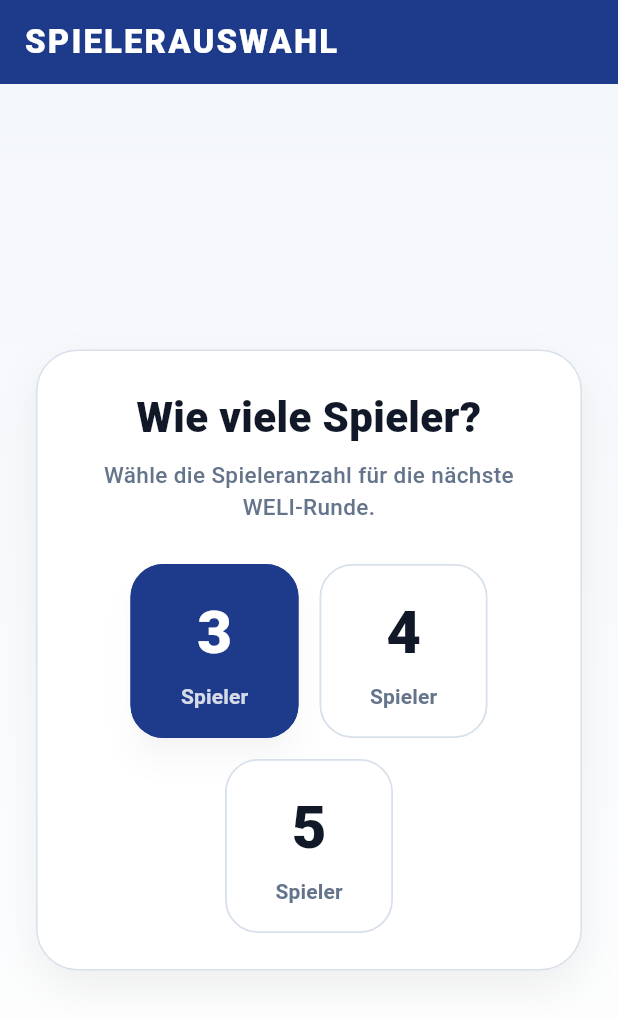
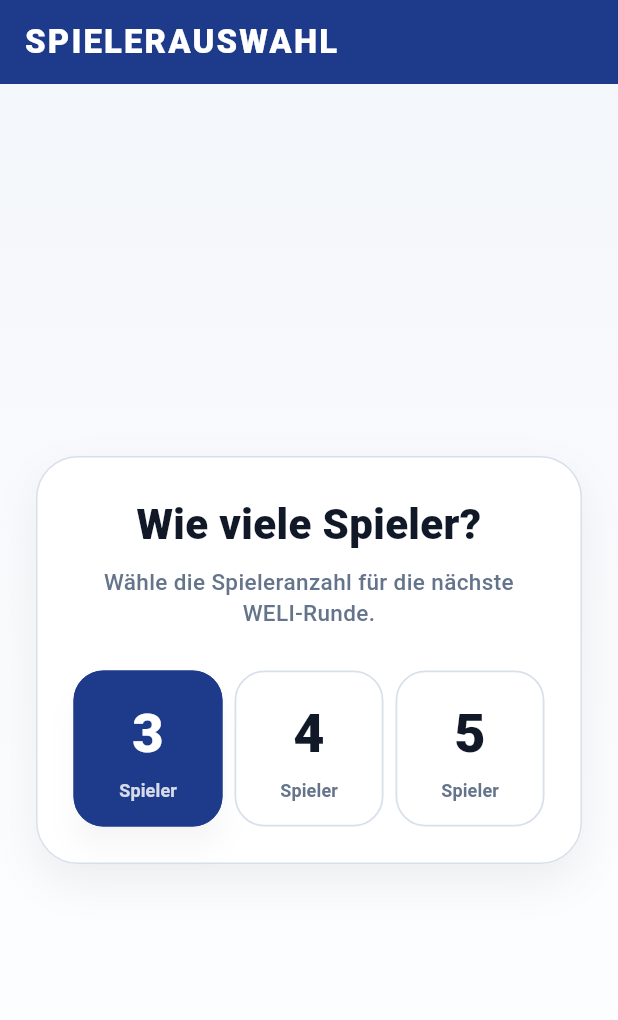
Before and after one commit to kkb92/WELI, a Flutter app: the screen it shows after launch, on a phone screen of 412 x 824 dp. Shown: the top 1020 px of the screen. Run offline on Flutter 3.47's test engine with Material 3 defaults, Android fonts, the light colour scheme and no system bars; our stand-ins replace shared_preferences; missing offline and left inert: dart:html, dart:indexed_db.

Commit message:
update letzte Version

```diff
--- a/lib/main.dart
+++ b/lib/main.dart
@@ -471,15 +471,12 @@ class _HomePageState extends State<HomePage> {
                             ),
                           ),
                           const SizedBox(height: 28),
-                          Wrap(
-                            alignment: WrapAlignment.center,
-                            spacing: 14,
-                            runSpacing: 14,
+                          Row(
                             children: [
-                              for (int i = 3; i <= 5; i++)
-                                SizedBox(
-                                  width: 112,
-                                  height: 116,
+                              for (int i = 3; i <= 5; i++) ...[
+                                Expanded(
+                                  child: SizedBox(
+                                    height: 104,
                                     child: ElevatedButton(
                                       onPressed: () async {
                                         // Setze die ausgewählte Spieleranzahl
@@ -508,7 +505,7 @@ class _HomePageState extends State<HomePage> {
                                         borderColor: selectedPlayerCount == i
                                             ? AppPalette.primary
                                             : AppPalette.border,
-                                      radius: 22,
+                                        radius: 20,
                                         elevation: selectedPlayerCount == i ? 8 : 0,
                                         padding: EdgeInsets.zero,
                                       ),
@@ -518,7 +515,7 @@ class _HomePageState extends State<HomePage> {
                                           Text(
                                             '$i',
                                             style: const TextStyle(
-                                            fontSize: 40,
+                                              fontSize: 36,
                                               fontWeight: FontWeight.w900,
                                             ),
                                           ),
@@ -526,7 +523,7 @@ class _HomePageState extends State<HomePage> {
                                           Text(
                                             'Spieler',
                                             style: TextStyle(
-                                            fontSize: 14,
+                                              fontSize: 12,
                                               fontWeight: FontWeight.w700,
                                               color: selectedPlayerCount == i
                                                   ? Colors.white.withOpacity(0.82)
@@ -537,6 +534,9 @@ class _HomePageState extends State<HomePage> {
                                       ),
                                     ),
                                   ),
+                                ),
+                                if (i < 5) const SizedBox(width: 8),
+                              ],
                             ],
                           ),
                         ],
@@ -981,7 +981,7 @@ class _PlayersTablePageState extends State<PlayersTablePage> {
           ),
           content: Text(
             allDebtsPaid
-                ? 'Alle Schulden sind erledigt. Das Spiel wird nur in die Statistik übernommen und der aktuelle Spielstand gelöscht.'
+                ? 'Alle Schulden sind erledigt. Das Spiel wird dauerhaft gelöscht und nicht mehr in der Statistik angezeigt.'
                 : 'Das Spiel wird mit dem aktuellen Stand gespeichert. Du kannst es später fortsetzen.',
           ),
           actions: [
@@ -1008,7 +1008,6 @@ class _PlayersTablePageState extends State<PlayersTablePage> {
     }
 
     if (allDebtsPaid) {
-      await _saveGameToHistory('finished');
       await _clearSavedGame();
     } else {
       await _saveGameAsResumable();
@@ -1196,6 +1195,19 @@ class _PlayersTablePageState extends State<PlayersTablePage> {
     await WeliStorage.setString(gameHistoryStorageKey, jsonEncode(history));
   }
 
+  Future<void> _deleteHistoryGame(int historyIndex) async {
+    final historyText = await WeliStorage.getString(gameHistoryStorageKey);
+    if (historyText == null || historyText.isEmpty) {
+      return;
+    }
+    final List<dynamic> history = jsonDecode(historyText) as List<dynamic>;
+    if (historyIndex < 0 || historyIndex >= history.length) {
+      return;
+    }
+    history.removeAt(historyIndex);
+    await WeliStorage.setString(gameHistoryStorageKey, jsonEncode(history));
+  }
+
   void _showHistoricalGameDetails(Map<String, dynamic> game, int historyIndex) {
     String selectedMultiplier = '0.05';
     final totals = Map<String, int>.from(game['finalTotals'] as Map? ?? {});
@@ -1219,6 +1231,17 @@ class _PlayersTablePageState extends State<PlayersTablePage> {
                 game['paidDebtKeys'] = paidKeys.toList();
               });
               _updateHistoryPaidDebtKeys(historyIndex, paidKeys);
+
+              final allDebtKeys = _debtKeysForTotals(totals, selectedMultiplier);
+              if (allDebtKeys.isNotEmpty && allDebtKeys.every((debtKey) => paidKeys.contains(debtKey))) {
+                _deleteHistoryGame(historyIndex);
+                Navigator.pop(context);
+                if (mounted) {
+                  ScaffoldMessenger.of(this.context).showSnackBar(
+                    const SnackBar(content: Text('Alle Schulden erledigt – Spiel wurde dauerhaft gelöscht')),
+                  );
+                }
+              }
             }
 
             return Dialog(
@@ -1399,13 +1422,6 @@ class _PlayersTablePageState extends State<PlayersTablePage> {
         ..sort((a, b) => b.value.compareTo(a.value));
       return '${entries.first.key} (${entries.first.value}x)';
     }
-
-    final averageRows = totalPoints.entries.map((entry) {
-      final count = gameCounts[entry.key] ?? 1;
-      final average = entry.value / count;
-      return '${entry.key}: ${average.toStringAsFixed(1)} Punkte';
-    }).toList()
-      ..sort();
 
     final latestHistoryEntries = history.asMap().entries.toList().reversed.take(8).toList();
 
@@ -1433,9 +1449,6 @@ class _PlayersTablePageState extends State<PlayersTablePage> {
                   Text('Wer hat einzelne Runden am häufigsten gewonnen: ${topEntry(roundWins)}'),
                   Text('Zahlinger Manfred: ${topEntry(mostPaying)}'),
                   Text('Längstes Spiel: $longestGame Runden'),
-                  const SizedBox(height: 14),
-                  const Text('Durchschnittliche Punkte', style: TextStyle(fontWeight: FontWeight.w900)),
-                  ...averageRows.map((row) => Text(row)),
                   const SizedBox(height: 14),
                   const Text('Fortsetzbare Spiele', style: TextStyle(fontWeight: FontWeight.w900)),
                   if (resumableGames.isEmpty)
```
Also changed, not shown: 2 other files. Lines whose indentation alone changed are shown as unchanged.
